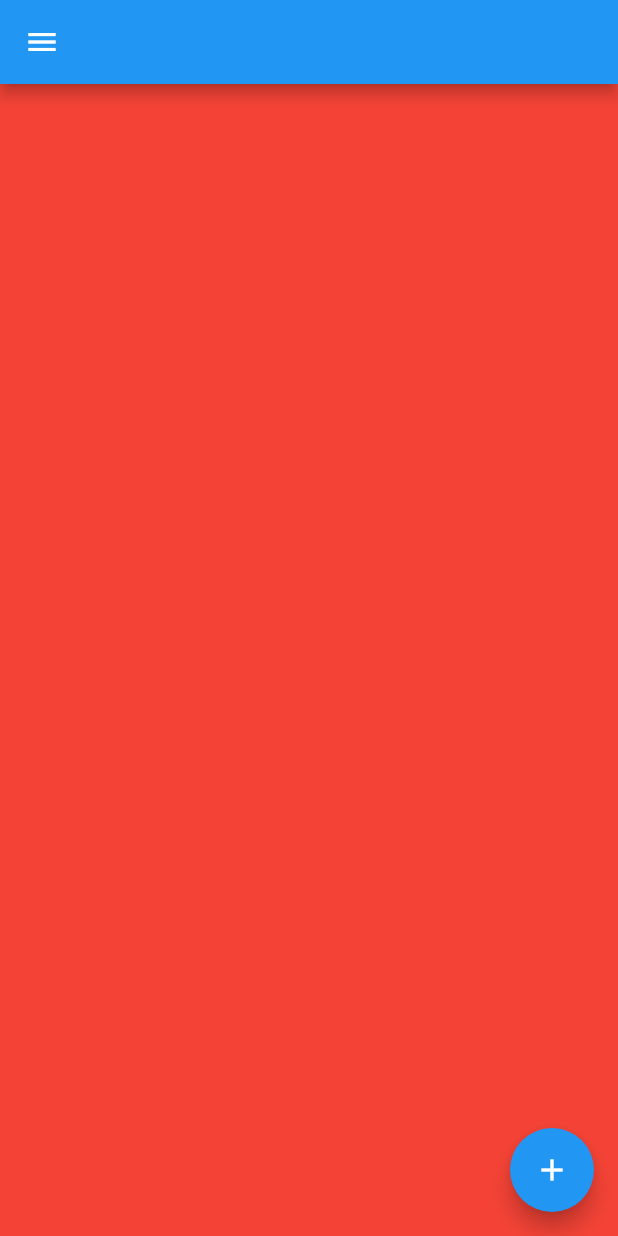
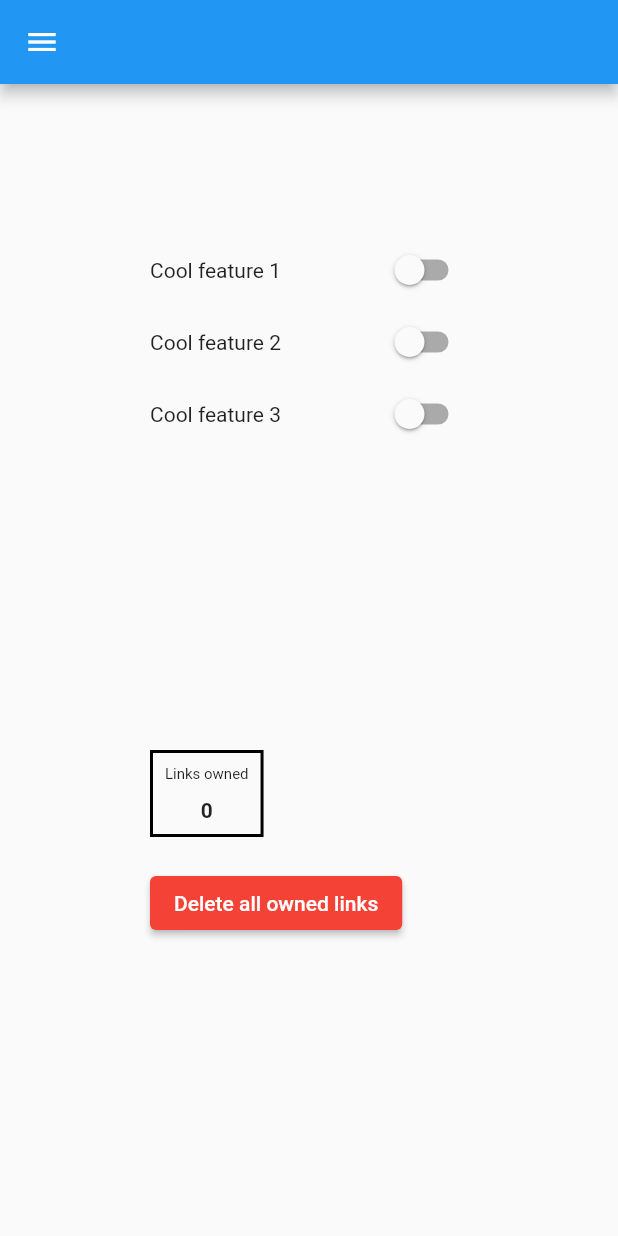
Before and after one commit to mjcastner/go-home, a Flutter app: the SettingsPage screen opened by its route, on a phone screen of 412 x 824 dp. Run offline on Flutter 3.47's test engine with Material 2 defaults, Android fonts, the light colour scheme and no system bars; missing offline and left inert: dart:html, grpc.

Commit message:
Populate settings page, fix post-create flow, add shim for production deployment with Cloud SQL

```diff
--- a/frontend/lib/pages/post_create.dart
+++ b/frontend/lib/pages/post_create.dart
@@ -1,3 +1,5 @@
+import 'dart:html';
+
 import 'package:flutter/material.dart';
 import 'package:go_home/protos/link.pb.dart';
 import 'package:go_home/protos/server.pb.dart';
@@ -22,8 +24,12 @@ class PostCreatePage extends StatelessWidget {
   @override
   Widget build(BuildContext context) {
     return Scaffold(
-      drawer: GoHomeDrawer(),
-      appBar: AppBar(),
+      appBar: AppBar(
+        leading: IconButton(
+          icon: Icon(Icons.arrow_back_ios),
+          onPressed: () => {Navigator.pushNamed(context, '/')},
+        ),
+      ),
       floatingActionButton: GoHomeFab(),
       body: FutureBuilder(
         future: this._setResponse,
--- a/frontend/lib/pages/settings.dart
+++ b/frontend/lib/pages/settings.dart
@@ -11,9 +11,85 @@ class SettingsPage extends StatelessWidget {
       drawer: GoHomeDrawer(),
       appBar: AppBar(),
       body: Container(
-        color: Colors.red,
+        padding: EdgeInsets.all(100),
+        child: Column(
+          children: [
+            Row(
+              mainAxisAlignment: MainAxisAlignment.spaceBetween,
+              children: [
+                Text("Cool feature 1"),
+                Switch(
+                  value: false,
+                  onChanged: (bool switchState) => {print(switchState)},
+                ),
+              ],
+            ),
+            Row(
+              mainAxisAlignment: MainAxisAlignment.spaceBetween,
+              children: [
+                Text("Cool feature 2"),
+                Switch(
+                  value: false,
+                  onChanged: (bool switchState) => {print(switchState)},
+                ),
+              ],
+            ),
+            Row(
+              mainAxisAlignment: MainAxisAlignment.spaceBetween,
+              children: [
+                Text("Cool feature 3"),
+                Switch(
+                  value: false,
+                  onChanged: (bool switchState) => {print(switchState)},
+                ),
+              ],
+            ),
+            Padding(padding: EdgeInsets.all(100)),
+            Row(
+              children: [
+                Container(
+                  padding: EdgeInsets.all(10),
+                  foregroundDecoration: BoxDecoration(
+                    border: Border.all(
+                      color: Colors.black,
+                      width: 2,
+                    ),
+                  ),
+                  child: Column(
+                    mainAxisAlignment: MainAxisAlignment.spaceEvenly,
+                    children: [
+                      Text(
+                        "Links owned",
+                        style: TextStyle(
+                          fontSize: 10,
+                        ),
+                      ),
+                      Padding(padding: EdgeInsets.all(5)),
+                      Text(
+                        "0",
+                        style: TextStyle(fontWeight: FontWeight.bold),
+                      ),
+                    ],
+                  ),
+                ),
+              ],
+            ),
+            Padding(padding: EdgeInsets.all(10)),
+            Row(
+              children: [
+                ElevatedButton(
+                  style: ElevatedButton.styleFrom(
+                    primary: Colors.red, // background
+                    onPrimary: Colors.white, // foreground
+                  ),
+                  onPressed: () => {print("Pressed")},
+                  child: Text("Delete all owned links"),
+                )
+              ],
+            ),
+          ],
+        ),
       ),
-      floatingActionButton: GoHomeFab(),
     );
   }
 }
```
Also changed, not shown: 1 other file.
